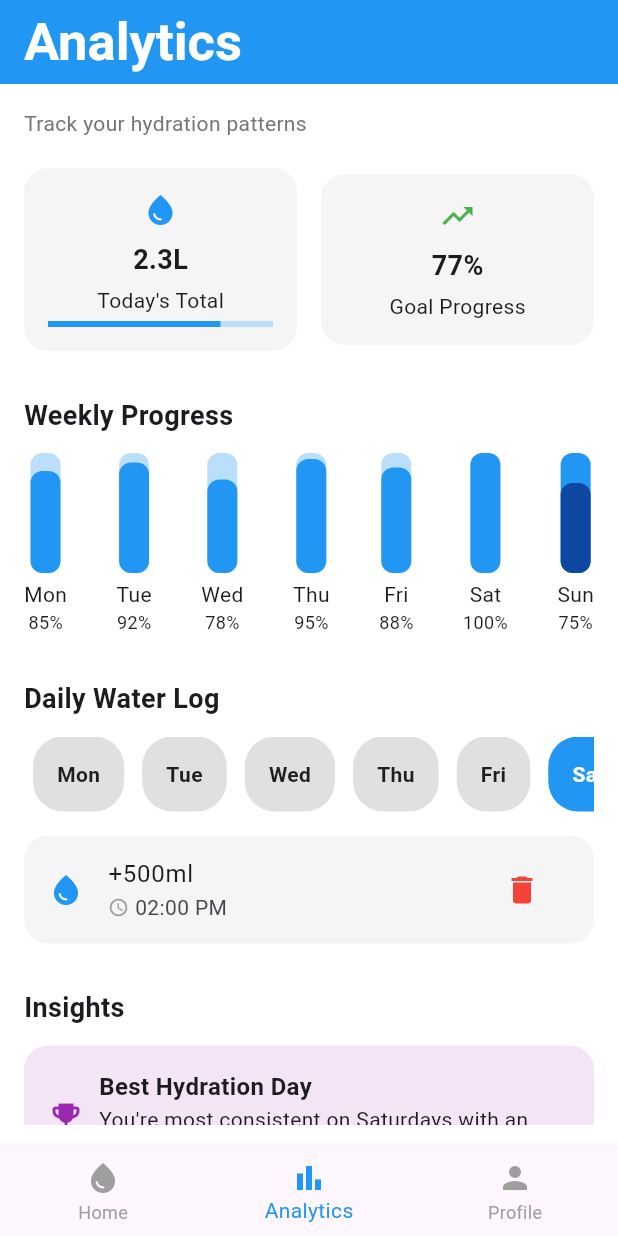
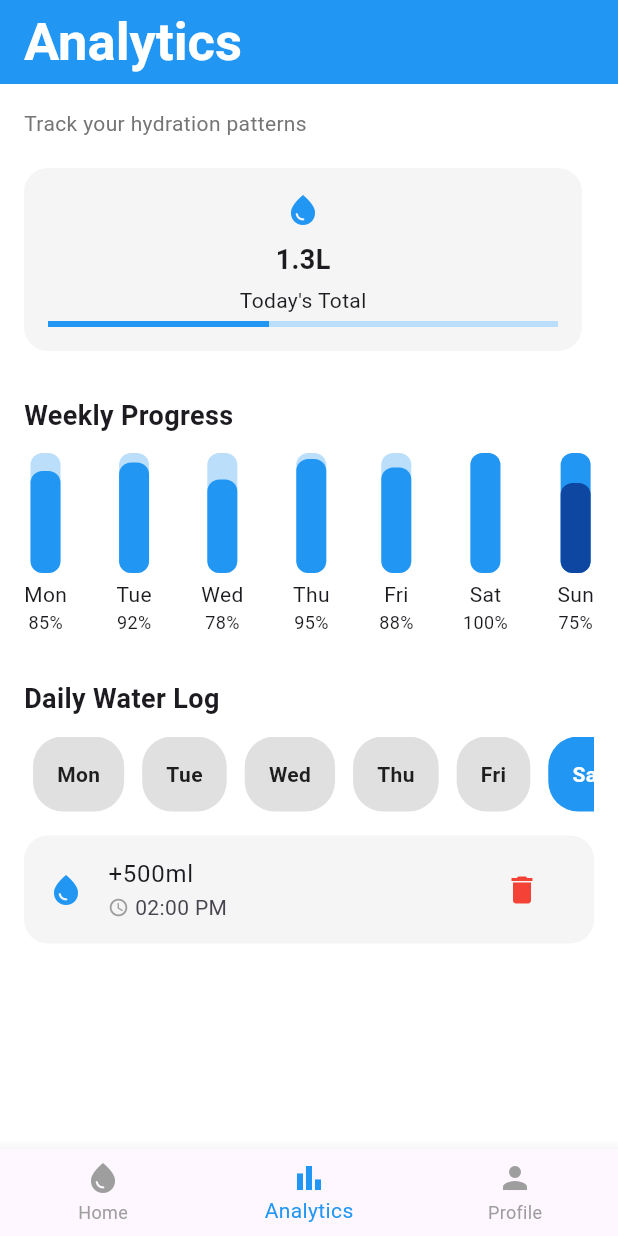
Before and after one commit to 2211844655/flutterprojact, a Flutter app: the screen it shows after launch, item 2 of the bottom bar chosen, after a tap on the "delete" icon, on a phone screen of 412 x 824 dp. Run offline on Flutter 3.47's test engine with Material 3 defaults, Android fonts, the phone set to English and light mode, and no system bars; our stand-ins replace flutter_local_notifications, percent_indicator, timezone.

Commit message:
add somth

```diff
--- a/lib/analytics_screen.dart
+++ b/lib/analytics_screen.dart
@@ -6,7 +6,7 @@ class AnalyticsScreen extends StatefulWidget {
 }
 
 class _AnalyticsScreenState extends State<AnalyticsScreen> {
-  final double todayTotal = 2.3;
+  double todayTotal = 2.3; // لازم تتغير لما تحذف سجل الميه
   final double goal = 3.0;
 
   final Map<String, double> weeklyData = {
@@ -74,6 +74,34 @@ class _AnalyticsScreenState extends State<AnalyticsScreen> {
     }
   }
 
+  void _removeLogEntry(int index) {
+    setState(() {
+      if (dailyLogs[selectedDay] != null && dailyLogs[selectedDay]!.isNotEmpty) {
+        // نقص الكمية من todayTotal حسب اللي حذفناه (نحوّل ml أو L لنوع double)
+        String amountStr = dailyLogs[selectedDay]![index]['amount'] ?? '';
+        double amountValue = _parseAmount(amountStr);
+        todayTotal = (todayTotal - amountValue).clamp(0, double.infinity);
+
+        dailyLogs[selectedDay]!.removeAt(index);
+      }
+    });
+  }
+
+  double _parseAmount(String amount) {
+    // متوقع شكل '+250ml' أو '+1.0L'
+    try {
+      String clean = amount.replaceAll('+', '').toLowerCase();
+      if (clean.endsWith('ml')) {
+        String numStr = clean.replaceAll('ml', '').trim();
+        return double.parse(numStr) / 1000.0; // نحول مللتر للتر
+      } else if (clean.endsWith('l')) {
+        String numStr = clean.replaceAll('l', '').trim();
+        return double.parse(numStr);
+      }
+    } catch (_) {}
+    return 0;
+  }
+
   @override
   Widget build(BuildContext context) {
     double progress = (todayTotal / goal).clamp(0, 1);
@@ -99,7 +127,6 @@ class _AnalyticsScreenState extends State<AnalyticsScreen> {
                   style: TextStyle(color: Colors.grey[600])),
               SizedBox(height: 20),
               Row(
-                mainAxisAlignment: MainAxisAlignment.spaceBetween,
                 children: [
                   Expanded(
                     child: Container(
@@ -128,27 +155,6 @@ class _AnalyticsScreenState extends State<AnalyticsScreen> {
                       ),
                     ),
                   ),
-                  Expanded(
-                    child: Container(
-                      margin: EdgeInsets.only(left: 8),
-                      padding: EdgeInsets.all(16),
-                      decoration: BoxDecoration(
-                        color: Colors.grey[100],
-                        borderRadius: BorderRadius.circular(16),
-                      ),
-                      child: Column(
-                        children: [
-                          Icon(Icons.trending_up, color: Colors.green),
-                          SizedBox(height: 8),
-                          Text('${(progress * 100).toStringAsFixed(0)}%',
-                              style: TextStyle(
-                                  fontWeight: FontWeight.bold, fontSize: 18)),
-                          SizedBox(height: 4),
-                          Text('Goal Progress'),
-                        ],
-                      ),
-                    ),
-                  )
                 ],
               ),
               SizedBox(height: 30),
@@ -192,7 +198,6 @@ class _AnalyticsScreenState extends State<AnalyticsScreen> {
                 }).toList(),
               ),
               SizedBox(height: 30),
-
               Text("Daily Water Log",
                   style: TextStyle(fontWeight: FontWeight.bold, fontSize: 18)),
               SizedBox(height: 12),
@@ -259,9 +264,7 @@ class _AnalyticsScreenState extends State<AnalyticsScreen> {
                           ? IconButton(
                         icon: Icon(Icons.delete, color: Colors.red),
                         onPressed: () {
-                          setState(() {
-                            dailyLogs[selectedDay]!.removeAt(index);
-                          });
+                          _removeLogEntry(index);
                         },
                       )
                           : null,
@@ -269,36 +272,8 @@ class _AnalyticsScreenState extends State<AnalyticsScreen> {
                   }).toList(),
                 ),
               ),
-
               SizedBox(height: 30),
-              Text("Insights",
-                  style: TextStyle(fontWeight: FontWeight.bold, fontSize: 18)),
-              SizedBox(height: 12),
-              Container(
-                decoration: BoxDecoration(
-                  color: Colors.purple.shade50,
-                  borderRadius: BorderRadius.circular(16),
-                ),
-                padding: EdgeInsets.all(16),
-                child: Row(
-                  children: [
-                    Icon(Icons.emoji_events, color: Colors.purple),
-                    SizedBox(width: 10),
-                    Expanded(
-                      child: Column(
-                        crossAxisAlignment: CrossAxisAlignment.start,
-                        children: [
-                          Text('Best Hydration Day',
-                              style: TextStyle(
-                                  fontWeight: FontWeight.bold, fontSize: 16)),
-                          Text(
-                              "You're most consistent on Saturdays with an average of 2.3L"),
-                        ],
-                      ),
-                    )
-                  ],
-                ),
-              ),
+              // Insights محيتهم حسب طلبك
             ],
           ),
         ),
--- a/lib/main.dart
+++ b/lib/main.dart
@@ -67,7 +67,18 @@ class _HomeScreenState extends State<HomeScreen> {
   double goal = 3.0;
   bool goalReachedNotified = false;
 
+  TextEditingController _customController = TextEditingController();
+
+
   void addWater(double amount) {
+
+    @override
+    void dispose() {
+      _customController.dispose();
+      super.dispose();
+    }
+
+
     setState(() {
       currentWater += amount;
       double progress = (currentWater / goal).clamp(0, 1);
@@ -112,7 +123,6 @@ class _HomeScreenState extends State<HomeScreen> {
     backgroundColor: Colors.blue,
     elevation: 0,
     centerTitle: true,
-
     ),
     body: SingleChildScrollView(
     padding: EdgeInsets.all(16.0),
@@ -193,7 +203,48 @@ class _HomeScreenState extends State<HomeScreen> {
     drinkCard('Bottle', 500, Colors.green, Icons.local_drink_outlined, () => addWater(0.5)),
     drinkCard('Large', 1000, Colors.orange, Icons.liquor, () => addWater(1.0)),
     ],
-            )
+    ),
+      SizedBox(height: 30),
+      Text('Or enter custom amount (ml)', style: TextStyle(fontSize: 16, fontWeight: FontWeight.w600)),
+      SizedBox(height: 10),
+      Row(
+        children: [
+          Expanded(
+            child: TextField(
+              controller: _customController,
+              keyboardType: TextInputType.number,
+              decoration: InputDecoration(
+                hintText: 'Enter amount in ml',
+                border: OutlineInputBorder(borderRadius: BorderRadius.circular(12)),
+                contentPadding: EdgeInsets.symmetric(horizontal: 12, vertical: 19),
+              ),
+            ),
+          ),
+          SizedBox(width: 10),
+          ElevatedButton(
+            onPressed: () {
+              if (_customController.text.isNotEmpty) {
+                double? value = double.tryParse(_customController.text);
+                if (value != null && value > 0) {
+                  addWater(value / 1000); // نحوله من ml إلى L
+                  _customController.clear();
+                } else {
+                  ScaffoldMessenger.of(context).showSnackBar(
+                    SnackBar(content: Text('Please enter a valid number')),
+                  );
+                }
+              }
+            },
+            child: Text('Add'),
+            style: ElevatedButton.styleFrom(
+              padding: EdgeInsets.symmetric(horizontal: 20, vertical: 20),
+              shape: RoundedRectangleBorder(borderRadius: BorderRadius.circular(10)),
+              backgroundColor: Colors.blue,
+            ),
+          ),
+        ],
+      ),
+
     ],
     ),
     ),
--- a/pubspec.yaml
+++ b/pubspec.yaml
@@ -39,7 +39,8 @@ dependencies:
 dev_dependencies:
   flutter_test:
     sdk: flutter
-  flutter_local_notifications: 16.1.0
+  flutter_local_notifications: ^16.1.0
+  timezone: ^0.9.2
 
   # The "flutter_lints" package below contains a set of recommended lints to
   # encourage good coding practices. The lint set provided by the package is
```
Also changed, not shown: lib/Profile.dart (+69 -34 lines), pubspec.lock, 1 other file. Lines whose indentation alone changed are shown as unchanged.
